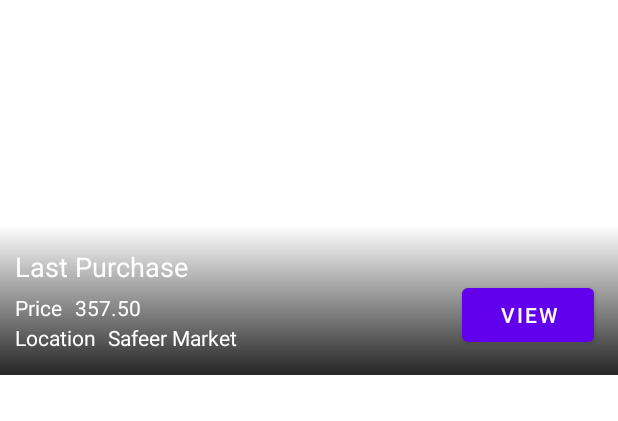
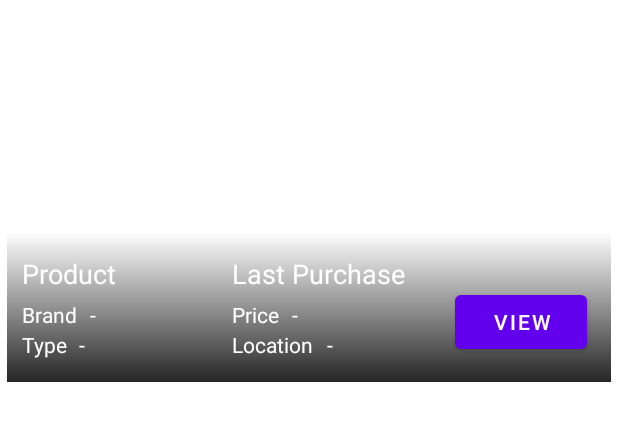
Before and after one commit to Abid357/grocery-lab, an Android app: the layout activity_product_list_item.xml on its own in the app's theme, with its tools: preview values and no code run, on a phone screen of 412 x 824 dp. Shown: the top 421 px of the screen. Run offline under Robolectric (Android 15) with nearby library versions, the phone set to English and light mode, and no system bars.

```diff
--- /dev/null
+++ b/app/src/main/res/drawable/cart_resized.xml
@@ -0,0 +1,5 @@
+<?xml version="1.0" encoding="utf-8"?>
+<layer-list xmlns:android="http://schemas.android.com/apk/res/android">
+    <item android:width="75dp" android:height="75dp"
+        android:drawable="@drawable/cart" />
+</layer-list>
--- a/app/src/main/res/layout/activity_product_list_item.xml
+++ b/app/src/main/res/layout/activity_product_list_item.xml
@@ -4,22 +4,22 @@
     xmlns:tools="http://schemas.android.com/tools"
     android:layout_width="match_parent"
     android:layout_height="250dp"
+    android:layout_margin="7px"
     android:focusable="true"
     android:orientation="horizontal">
 
     <ImageView
         android:id="@+id/productImageView"
         android:layout_width="match_parent"
-        android:layout_height="match_parent"
-        />
+        android:layout_height="match_parent" />
 
     <Button
         android:id="@+id/viewButton"
         android:layout_width="wrap_content"
         android:layout_height="wrap_content"
-        android:text="View"
         android:layout_marginEnd="16dp"
         android:layout_marginBottom="16dp"
+        android:text="View"
         app:layout_constraintBottom_toBottomOf="parent"
         app:layout_constraintEnd_toEndOf="parent" />
 
@@ -27,73 +27,136 @@
         android:id="@+id/blackGradientImageView"
         android:layout_width="match_parent"
         android:layout_height="100dp"
-        app:srcCompat="@drawable/black_gradient"
-        app:layout_constraintBottom_toBottomOf="parent"/>
+        app:layout_constraintBottom_toBottomOf="parent"
+        app:srcCompat="@drawable/black_gradient" />
 
     <TextView
         android:id="@+id/lastPurchaseTextView"
         android:layout_width="wrap_content"
         android:layout_height="wrap_content"
+        android:layout_marginStart="150dp"
+        android:layout_marginBottom="60dp"
         android:text="Last Purchase"
-        app:layout_constraintBottom_toBottomOf="parent"
-        app:layout_constraintStart_toStartOf="@id/blackGradientImageView"
-        android:layout_marginBottom="60dp"
         android:textColor="@color/white"
         android:textSize="18sp"
+        app:layout_constraintBottom_toBottomOf="parent"
+        app:layout_constraintStart_toStartOf="@id/blackGradientImageView" />
+
+    <TextView
+        android:id="@+id/productTextView"
+        android:layout_width="wrap_content"
+        android:layout_height="wrap_content"
         android:layout_marginStart="10dp"
-        />
+        android:layout_marginBottom="60dp"
+        android:text="Product"
+        android:textColor="@color/white"
+        android:textSize="18sp"
+        app:layout_constraintBottom_toBottomOf="parent"
+        app:layout_constraintStart_toStartOf="@id/blackGradientImageView" />
 
     <TextView
         android:id="@+id/priceLabelTextView"
         android:layout_width="wrap_content"
         android:layout_height="wrap_content"
+        android:layout_marginStart="150dp"
+        android:layout_marginBottom="35dp"
         android:text="Price"
-        app:layout_constraintBottom_toBottomOf="parent"
-        app:layout_constraintStart_toStartOf="@id/blackGradientImageView"
-        android:layout_marginBottom="35dp"
         android:textColor="@color/white"
         android:textSize="14sp"
+        app:layout_constraintBottom_toBottomOf="parent"
+        app:layout_constraintStart_toStartOf="@id/blackGradientImageView" />
+
+    <TextView
+        android:id="@+id/brandLabelTextView"
+        android:layout_width="wrap_content"
+        android:layout_height="wrap_content"
         android:layout_marginStart="10dp"
-        />
+        android:layout_marginBottom="35dp"
+        android:text="Brand"
+        android:textColor="@color/white"
+        android:textSize="14sp"
+        app:layout_constraintBottom_toBottomOf="parent"
+        app:layout_constraintStart_toStartOf="@id/blackGradientImageView" />
 
     <TextView
         android:id="@+id/priceValueTextView"
         android:layout_width="wrap_content"
         android:layout_height="wrap_content"
-        android:text="357.50"
-        app:layout_constraintBottom_toBottomOf="parent"
-        app:layout_constraintStart_toStartOf="@id/blackGradientImageView"
+        android:layout_marginStart="190dp"
         android:layout_marginBottom="35dp"
-        android:layout_marginStart="50dp"
+        android:text="-"
         android:textColor="@color/white"
         android:textSize="14sp"
-        />
+        app:layout_constraintBottom_toBottomOf="parent"
+        app:layout_constraintStart_toStartOf="@id/blackGradientImageView" />
 
+    <TextView
+        android:id="@+id/brandValueTextView"
+        android:layout_width="wrap_content"
+        android:layout_height="wrap_content"
+        android:layout_marginStart="55dp"
+        android:layout_marginBottom="35dp"
+        android:ellipsize="end"
+        android:maxWidth="90dp"
+        android:maxLines="1"
+        android:text="-"
+        android:textColor="@color/white"
+        android:textSize="14sp"
+        app:layout_constraintBottom_toBottomOf="parent"
+        app:layout_constraintStart_toStartOf="@id/blackGradientImageView" />
 
     <TextView
         android:id="@+id/locationLabelTextView"
         android:layout_width="wrap_content"
         android:layout_height="wrap_content"
+        android:layout_marginStart="150dp"
+        android:layout_marginBottom="15dp"
         android:text="Location"
-        app:layout_constraintBottom_toBottomOf="parent"
-        app:layout_constraintStart_toStartOf="@id/blackGradientImageView"
-        android:layout_marginBottom="15dp"
         android:textColor="@color/white"
         android:textSize="14sp"
+        app:layout_constraintBottom_toBottomOf="parent"
+        app:layout_constraintStart_toStartOf="@id/blackGradientImageView" />
+
+
+    <TextView
+        android:id="@+id/typeLabelTextView"
+        android:layout_width="wrap_content"
+        android:layout_height="wrap_content"
         android:layout_marginStart="10dp"
-        />
+        android:layout_marginBottom="15dp"
+        android:text="Type"
+        android:textColor="@color/white"
+        android:textSize="14sp"
+        app:layout_constraintBottom_toBottomOf="parent"
+        app:layout_constraintStart_toStartOf="@id/blackGradientImageView" />
 
     <TextView
         android:id="@+id/locationValueTextView"
         android:layout_width="wrap_content"
         android:layout_height="wrap_content"
-        android:text="Safeer Market"
-        app:layout_constraintBottom_toBottomOf="parent"
-        app:layout_constraintStart_toStartOf="@id/blackGradientImageView"
+        android:layout_marginStart="213dp"
         android:layout_marginBottom="15dp"
-        android:layout_marginStart="72dp"
+        android:ellipsize="end"
+        android:maxWidth="85dp"
+        android:maxLines="1"
+        android:text="-"
         android:textColor="@color/white"
         android:textSize="14sp"
-        />
+        app:layout_constraintBottom_toBottomOf="parent"
+        app:layout_constraintStart_toStartOf="@id/blackGradientImageView" />
 
+    <TextView
+        android:id="@+id/typeValueTextView"
+        android:layout_width="wrap_content"
+        android:layout_height="wrap_content"
+        android:layout_marginStart="48dp"
+        android:layout_marginBottom="15dp"
+        android:ellipsize="end"
+        android:maxWidth="97dp"
+        android:maxLines="1"
+        android:text="-"
+        android:textColor="@color/white"
+        android:textSize="14sp"
+        app:layout_constraintBottom_toBottomOf="parent"
+        app:layout_constraintStart_toStartOf="@id/blackGradientImageView" />
 </androidx.constraintlayout.widget.ConstraintLayout>
```
Also changed, not shown: app/src/main/java/com/example/myapplication/activity/SplashScreenActivity.java (+31 -20 lines), app/src/main/java/com/example/myapplication/adapter/ProductAdapter.java (+11 -7 lines), app/src/main/res/anim/side_slide.xml (added, +9 -0 lines), app/src/main/res/layout/activity_product_list.xml (+7 -5 lines), app/src/main/res/layout/activity_splash_screen.xml (+7 -6 lines).
